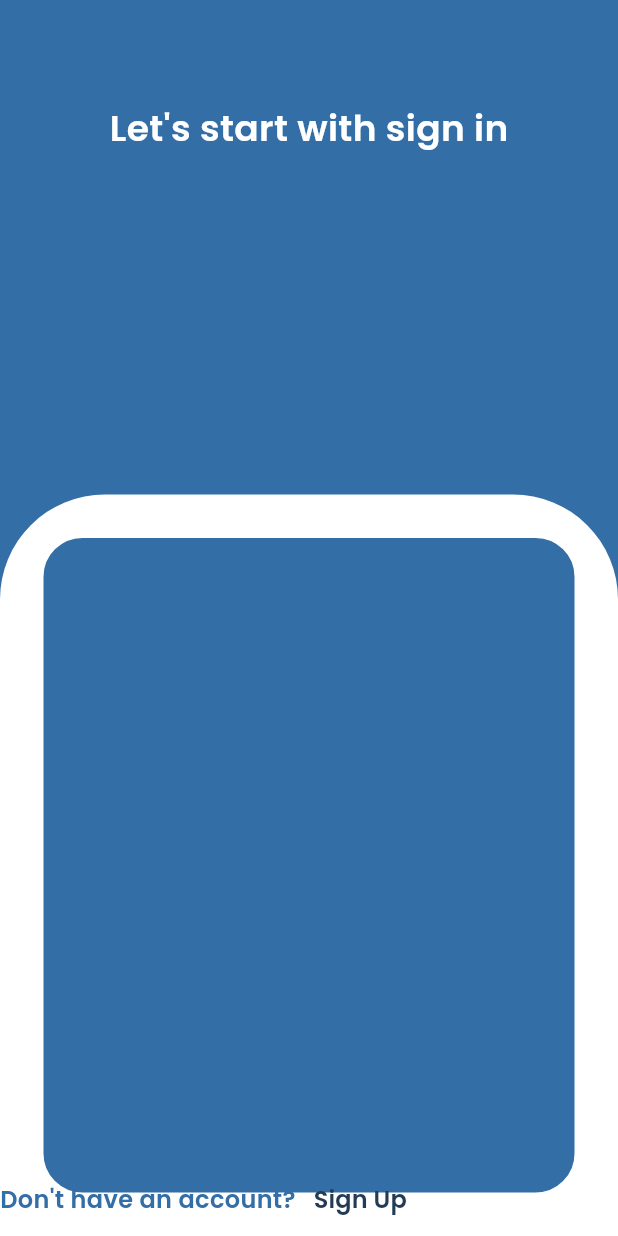
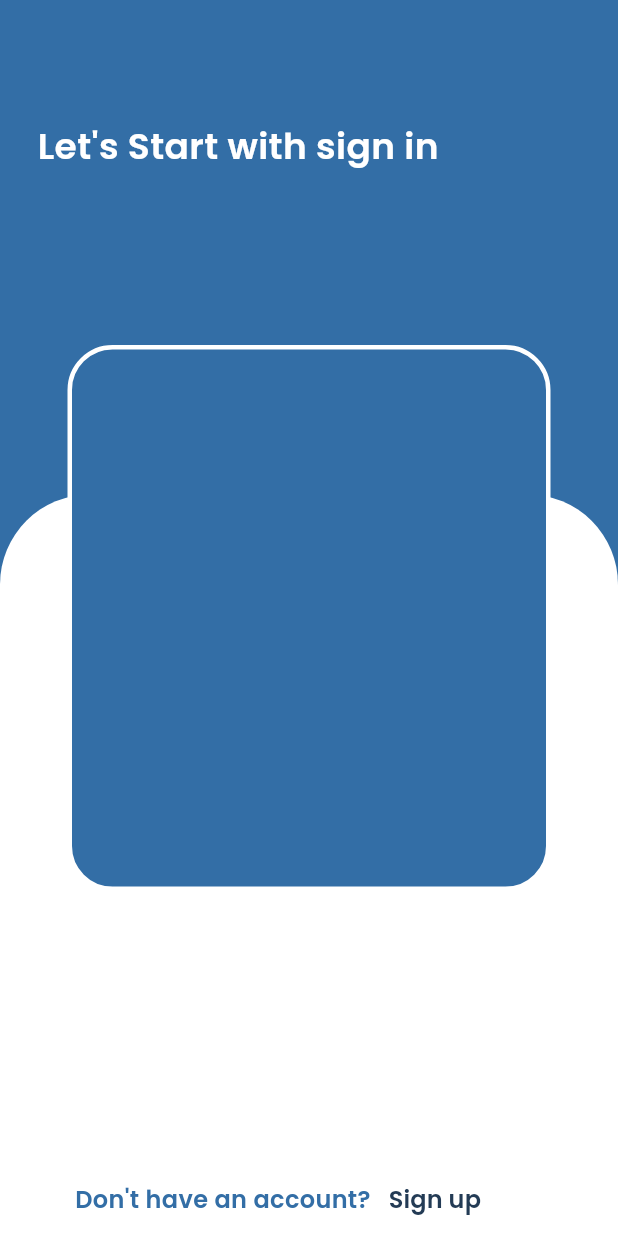
Before and after one commit to aboda97/doctor_clinic, a Flutter app: the screen it shows after launch, after a tap on "Next", after a tap on "Skip", on a phone screen of 412 x 824 dp. Run offline on Flutter 3.47's test engine with Material 3 defaults, Android fonts, the phone set to English and light mode, and no system bars; our stand-ins replace dio, smooth_page_indicator.

Commit message:
update login view

```diff
--- a/lib/features/auth_freatures/Login/presentation/widgets/login_view_body.dart
+++ b/lib/features/auth_freatures/Login/presentation/widgets/login_view_body.dart
@@ -1,7 +1,6 @@
 import 'package:doctor_clinic/core/utils/app_colors.dart';
 import 'package:doctor_clinic/core/utils/app_text_styles.dart';
 import 'package:flutter/material.dart';
-import 'package:flutter/widgets.dart';
 
 class LoginViewBody extends StatelessWidget {
   const LoginViewBody({super.key});
@@ -10,17 +9,20 @@ class LoginViewBody extends StatelessWidget {
   Widget build(BuildContext context) {
     return Scaffold(
       backgroundColor: AppColors.primaryColor,
-      body: Column(
+      body: Stack(
+        children: [
+          Column(
+            crossAxisAlignment: CrossAxisAlignment.start,
             children: [
               Expanded(
                 flex: 2,
                 child: Padding(
                   padding: const EdgeInsets.symmetric(
-                horizontal: 21.0,
-                vertical: 68.0,
+                    horizontal: 25.0,
+                    vertical: 80.0,
                   ),
                   child: Text(
-                'Let\'s start with sign in',
+                    'Let\'s Start with sign in',
                     style: AppTextStyles.txtStyle24.copyWith(
                       color: AppColors.whiteColor,
                     ),
@@ -30,50 +32,57 @@ class LoginViewBody extends StatelessWidget {
               Expanded(
                 flex: 3,
                 child: Container(
+                  width: MediaQuery.of(context).size.width,
+                  decoration: const BoxDecoration(
+                    color: AppColors.whiteColor,
+                    borderRadius: BorderRadius.only(
+                      topLeft: Radius.circular(60.0),
+                      topRight: Radius.circular(60.0),
+                    ),
+                  ),
+                ),
+              )
+            ],
+          ),
+          Padding(
+            padding:
+                const EdgeInsets.symmetric(horizontal: 45.0, vertical: 230.0),
+            child: Container(
               decoration: BoxDecoration(
-                borderRadius: BorderRadius.only(
-                  topLeft: Radius.circular(70),
-                  topRight: Radius.circular(70),
-                ),
-                color: AppColors.whiteColor,
-              ),
-              child: Stack(
-                children: [
-                  Container(
-                    margin:
-                        EdgeInsets.symmetric(horizontal: 25.0, vertical: 25.0),
-                    decoration: BoxDecoration(
+                color: AppColors.primaryColor,
                 border: Border.all(
                   color: AppColors.whiteColor,
-                        width: 4.0,
+                  width: 3,
                 ),
-                      borderRadius: BorderRadius.circular(30.0),
-                      color: AppColors.primaryColor,
+                borderRadius: BorderRadius.circular(
+                  30.0,
+                ),
+              ),
             ),
           ),
           Positioned(
             bottom: 0,
+            child: Padding(
+              padding: const EdgeInsets.symmetric(horizontal: 50.0),
               child: Row(
                 children: [
-                        Text(
+                  const Text(
                     'Don\'t have an account?',
                     style: AppTextStyles.txtStyle16,
                   ),
-                        TextButton(
+                  TextButton.icon(
                     onPressed: () {},
-                            child: Text(
-                              'Sign Up',
+                    label: Text(
+                      'Sign up',
                       style: AppTextStyles.txtStyle16.copyWith(
                         color: AppColors.primaryColorBold,
                       ),
-                            ))
-                      ],
                     ),
                   ),
                 ],
               ),
             ),
-          ),
+          )
         ],
       ),
     );
```
Also changed, not shown: pubspec.lock. Lines whose indentation alone changed are shown as unchanged.
